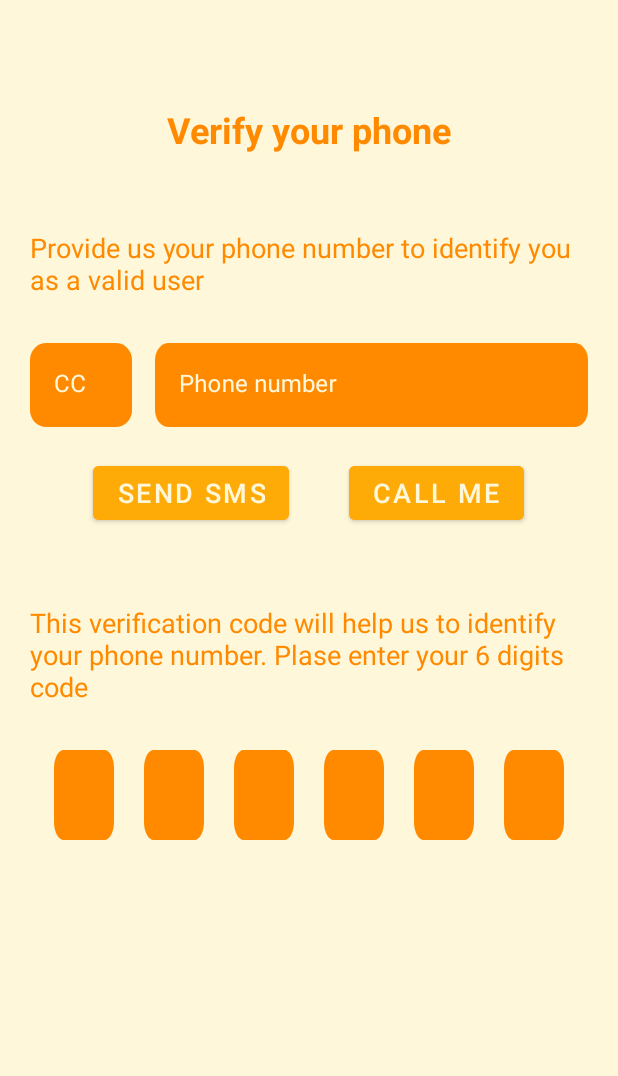
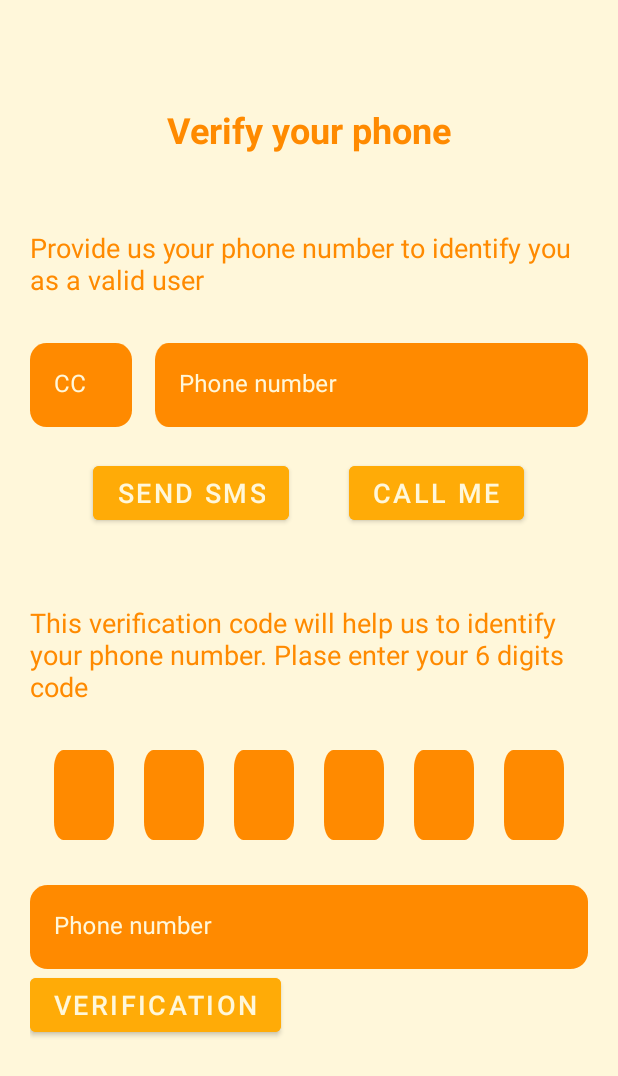
Before and after one commit to Dev-Oops5/Squirrels-Box, an Android app: the fragment RegisterMobileFragment placed in its activity, on a phone screen of 412 x 824 dp. Shown: the top 1076 px of the screen. Run offline under Robolectric (Android 15) with nearby library versions, the light colour scheme and no system bars; our stand-ins replace Firebase (no records; nobody signed in at launch, a user with empty details on screens opened directly).

```diff
--- a/app/src/main/AndroidManifest.xml
+++ b/app/src/main/AndroidManifest.xml
@@ -1,6 +1,7 @@
 <?xml version="1.0" encoding="utf-8"?>
 <manifest xmlns:android="http://schemas.android.com/apk/res/android"
     package="com.miodemi.squirrelsbox">
+    <uses-permission android:name="android.permission.INTERNET"/>
 
     <application
         android:allowBackup="true"
--- a/app/src/main/java/com/miodemi/squirrelsbox/profile/fragments/RegisterMobileFragment.kt
+++ b/app/src/main/java/com/miodemi/squirrelsbox/profile/fragments/RegisterMobileFragment.kt
@@ -10,60 +10,158 @@ import android.widget.Toast
 import androidx.core.widget.addTextChangedListener
 import androidx.fragment.app.Fragment
 import com.miodemi.squirrelsbox.databinding.FragmentRegisterMobileBinding
+import android.util.Log
+import com.google.firebase.FirebaseApp
+import com.google.firebase.FirebaseException
+import com.google.firebase.FirebaseTooManyRequestsException
+import com.google.firebase.auth.*
+import com.google.firebase.auth.ktx.auth
+import com.google.firebase.ktx.Firebase
 import kotlinx.android.synthetic.main.fragment_register_mobile.*
-
+import java.util.concurrent.TimeUnit
 
 class RegisterMobileFragment : Fragment() {
 
+    private lateinit var auth: FirebaseAuth
+
+    private var storedVerificationId: String?= ""
+    private lateinit var resendToken: PhoneAuthProvider.ForceResendingToken
+    private lateinit var callbacks: PhoneAuthProvider.OnVerificationStateChangedCallbacks
     //binding
     internal lateinit var binding: FragmentRegisterMobileBinding
 
     override fun onCreateView(
         inflater: LayoutInflater, container: ViewGroup?,
-        savedInstanceState: Bundle?
-    ): View? {
+        savedInstanceState: Bundle?): View? {
         //init data binding in a fragment
         binding = FragmentRegisterMobileBinding.inflate(layoutInflater)
         //this value must be returned
         val view : View = binding.root
 
-        //Edit text hop
-        binding.code1Et.addTextChangedListener {
-            if (binding.code1Et.text.toString().length == 1)
-                binding.code2Et.requestFocus()
+        FirebaseApp.initializeApp(this.requireActivity())
+
+        binding.smsBtn.setOnClickListener{
+            startPhoneNumberVerification(phoneNumberEt!!.text.toString())
         }
-        binding.code2Et.addTextChangedListener {
-            if (binding.code2Et.text.toString().length == 1)
-                binding.code3Et.requestFocus()
+
+        binding.verifBtn.setOnClickListener{
+            verifyPhoneNumberWithCode(storedVerificationId,verifCode!!.text.toString())
         }
-        binding.code3Et.addTextChangedListener {
-            if (binding.code3Et.text.toString().length == 1)
-                binding.code4Et.requestFocus()
-        }
-        binding.code4Et.addTextChangedListener {
-            if (binding.code4Et.text.toString().length == 1)
-                binding.code5Et.requestFocus()
-        }
-        binding.code5Et.addTextChangedListener {
-            if (binding.code5Et.text.toString().length == 1)
-                binding.code6Et.requestFocus()
-        }
-        //Sending action to confirm code
-        binding.code6Et.addTextChangedListener {
-            if (binding.code6Et.text.toString().length == 1){
-//                binding.code1Et.text.clear()
-//                binding.code2Et.text.clear()
-//                binding.code3Et.text.clear()
-//                binding.code4Et.text.clear()
-//                binding.code5Et.text.clear()
-//                binding.code6Et.text.clear()
-                Toast.makeText(this.activity , "Automatically sent", Toast.LENGTH_SHORT).show()
+
+        auth=Firebase.auth
+
+        callbacks = object : PhoneAuthProvider.OnVerificationStateChangedCallbacks(){
+
+            override fun onVerificationCompleted(credential: PhoneAuthCredential) {
+                Log.d(TAG, "onVerificationCompleted: $credential")
+                signInWithPhoneAuthCredential(credential)
+            }
+
+            override fun onVerificationFailed(e: FirebaseException) {
+                Log.w(TAG, "onVerificationFailed", e)
+
+                if(e is FirebaseAuthInvalidCredentialsException){
+                    //
+                }else if(e is FirebaseTooManyRequestsException){
+
+                }
+
+            }
+
+            override fun onCodeSent(verificationId: String, token: PhoneAuthProvider.ForceResendingToken) {
+                Log.d(TAG, "onCodeSent: $verificationId")
+
+                storedVerificationId = verificationId
+                resendToken = token
             }
 
         }
+
+
+
+       ////Edit text hop
+       //binding.code1Et.addTextChangedListener {
+       //    if (binding.code1Et.text.toString().length == 1)
+       //        binding.code2Et.requestFocus()
+       //}
+       //binding.code2Et.addTextChangedListener {
+       //    if (binding.code2Et.text.toString().length == 1)
+       //        binding.code3Et.requestFocus()
+       //}
+       //binding.code3Et.addTextChangedListener {
+       //    if (binding.code3Et.text.toString().length == 1)
+       //        binding.code4Et.requestFocus()
+       //}
+       //binding.code4Et.addTextChangedListener {
+       //    if (binding.code4Et.text.toString().length == 1)
+       //        binding.code5Et.requestFocus()
+       //}
+       //binding.code5Et.addTextChangedListener {
+       //    if (binding.code5Et.text.toString().length == 1)
+       //        binding.code6Et.requestFocus()
+       //}
+       ////Sending action to confirm code
+       //binding.code6Et.addTextChangedListener {
+       //    if (binding.code6Et.text.toString().length == 1){
+//     //          binding.code1Et.text.clear()
+//     //          binding.code2Et.text.clear()
+//     //          binding.code3Et.text.clear()
+//     //          binding.code4Et.text.clear()
+//     //          binding.code5Et.text.clear()
+//     //          binding.code6Et.text.clear()
+       //        Toast.makeText(this.activity , "Automatically sent", Toast.LENGTH_SHORT).show()
+       //    }
+
+       //}
 
         // Inflate the layout for this fragment
         return view
     }
 
+    override fun onStart() {
+        super.onStart()
+        val currentUser = auth.currentUser
+        updateUI(currentUser)
+    }
+    private fun startPhoneNumberVerification(phoneNumber: String){
+        val options = PhoneAuthOptions.newBuilder(auth)
+            .setPhoneNumber(phoneNumber)
+            .setTimeout(60L, TimeUnit.SECONDS)
+            .setActivity(this.requireActivity())
+            .setCallbacks(callbacks)
+            .build()
+        PhoneAuthProvider.verifyPhoneNumber(options)
+    }
+
+    private fun verifyPhoneNumberWithCode(verificationId: String?, code: String){
+        val credential = PhoneAuthProvider.getCredential(verificationId!!, code)
+
+        signInWithPhoneAuthCredential(credential)
+    }
+
+    private fun signInWithPhoneAuthCredential(credential: PhoneAuthCredential){
+        auth.signInWithCredential(credential)
+            .addOnCompleteListener(this.requireActivity()){task->
+                if (task.isSuccessful){
+                    Log.d(TAG, "signInWhithCredential: Succes")
+
+                    val user = task.result?.user
+                    Toast.makeText(this.requireActivity(), "Welcome to Squirrel's Box: "+user, Toast.LENGTH_SHORT).show()
+                }else {
+                    Log.w(TAG, "signInWhithCredential: failure", task.exception)
+                    if (task.exception is FirebaseAuthInvalidCredentialsException){
+                        //
+                    }
+                }
+            }
+    }
+
+    private fun updateUI(user: FirebaseUser? = auth.currentUser){
+        // startActivity(Intent(this, HomeActivity::class.java))
+    }
+
+    companion object{
+        private const val TAG = "RegisterMobileFragment"
+    }
+
 }
--- a/app/src/main/res/layout/fragment_register_mobile.xml
+++ b/app/src/main/res/layout/fragment_register_mobile.xml
@@ -75,7 +75,7 @@
                 android:autofillHints="Username"
                 android:background="@drawable/vc_rectangle_od"
                 android:hint="Phone number"
-                android:inputType="number"
+                android:inputType="phone"
                 android:textColor="@color/primary_white"
                 android:textCursorDrawable="@drawable/vc_color_cursor_pw" />
         </com.google.android.material.textfield.TextInputLayout>
@@ -211,4 +211,45 @@
             android:textCursorDrawable="@drawable/vc_color_cursor_pw" />
 
     </LinearLayout>
+
+    <LinearLayout
+        android:id="@+id/verificationCod"
+        android:layout_width="match_parent"
+        android:layout_height="wrap_content"
+        android:layout_below="@id/verificationCodeLy"
+        android:layout_centerVertical="true"
+        android:layout_marginTop="30dp"
+        android:gravity="center"
+        android:orientation="horizontal">
+    <com.google.android.material.textfield.TextInputLayout
+        android:id="@+id/verifCode1"
+        android:layout_width="match_parent"
+        android:layout_height="wrap_content"
+        android:textColorHint="@color/primary_white"
+        app:boxStrokeWidth="0dp"
+        app:boxStrokeWidthFocused="0dp"
+        app:hintTextColor="@color/primary_white">
+
+        <EditText
+            android:id="@+id/verifCode"
+            android:layout_width="match_parent"
+            android:layout_height="wrap_content"
+            android:autofillHints="Username"
+            android:background="@drawable/vc_rectangle_od"
+            android:hint="Phone number"
+            android:inputType="number"
+            android:textColor="@color/primary_white"
+            android:textCursorDrawable="@drawable/vc_color_cursor_pw" />
+
+        <com.google.android.material.button.MaterialButton
+            android:id="@+id/verifBtn"
+            android:layout_width="wrap_content"
+            android:layout_height="wrap_content"
+            android:backgroundTint="@color/primary_orange"
+            android:text="Verification"
+            android:textSize="18sp"
+            android:layout_marginEnd="20dp"/>
+
+    </com.google.android.material.textfield.TextInputLayout>
+    </LinearLayout>
 </RelativeLayout>
--- a/gradle.properties
+++ b/gradle.properties
@@ -21,3 +21,4 @@ kotlin.code.style=official
 # resources declared in the library itself and none from the library's dependencies,
 # thereby reducing the size of the R class for that library
 android.nonTransitiveRClass=true
+android.enableJetifier=true
```
Also changed, not shown: app/build.gradle (+8 -3 lines), build.gradle (+5 -5 lines).
